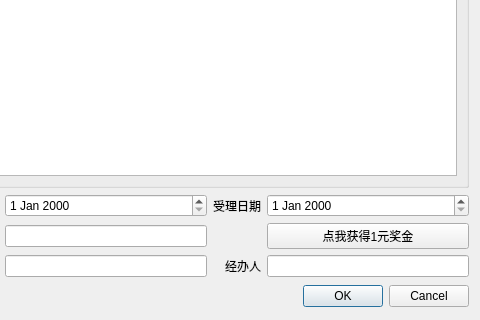
Qt form y_sbwljhyw_dialog.ui (mxdmly/GlassMars) before a commit; both pictures show x 326 to 806 and y 182 to 502 of the 806 by 502 pixel window.
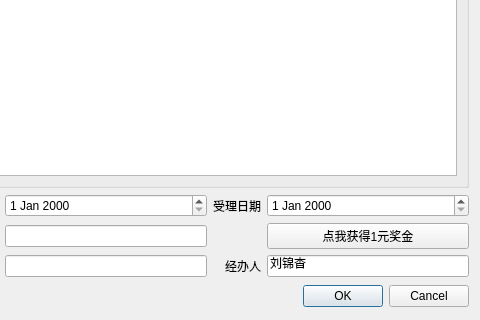
The same form after that commit.

What changed in the file:
```diff
--- a/y_sbwljhyw_dialog.ui
+++ b/y_sbwljhyw_dialog.ui
@@ -42,7 +42,7 @@
        <item row="9" column="5">
         <widget class="QLineEdit" name="lineEdit_9">
          <property name="text">
-          <string/>
+          <string>刘锦杳</string>
          </property>
         </widget>
        </item>
```
